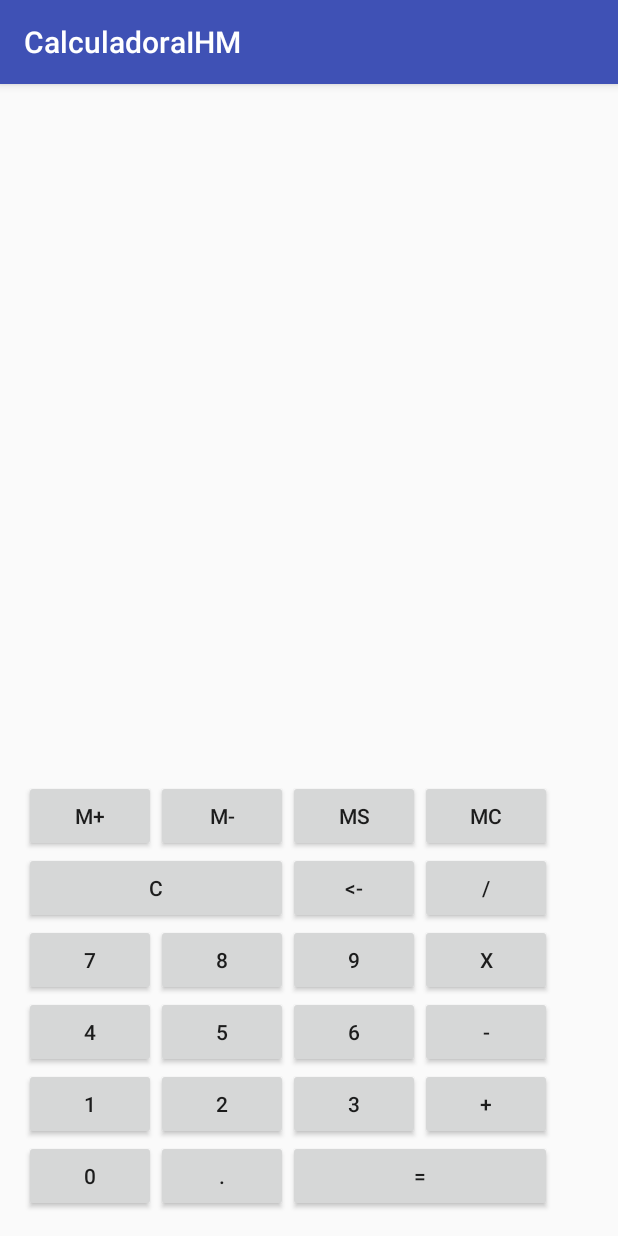
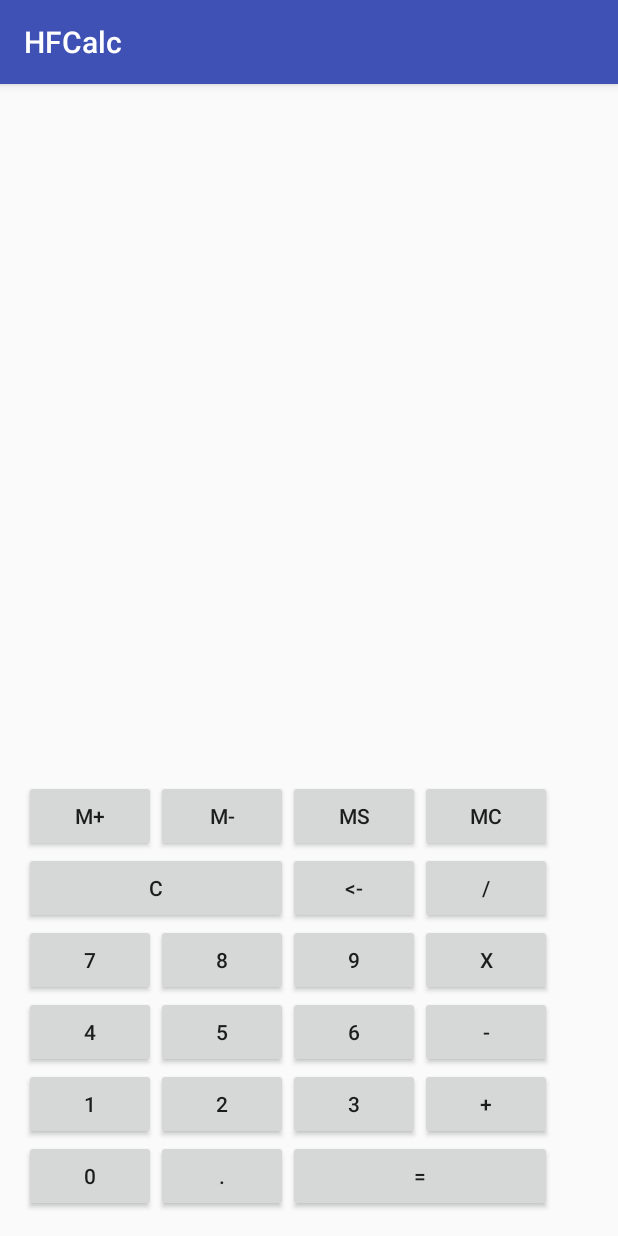
Before and after one commit to HelderFSFerreira/CalculadoraIHM, an Android app: the screen it shows after launch (MainActivity), on a phone screen of 412 x 824 dp. Run offline under Robolectric (Android 15) with nearby library versions, the phone set to English and light mode, and no system bars.

Commit message:
Adicionado o Icon e alterado o nome da calculadora

```diff
--- a/app/src/main/java/com/example/helde/calculadoraihm/MainActivity.java
+++ b/app/src/main/java/com/example/helde/calculadoraihm/MainActivity.java
@@ -31,7 +31,6 @@ public class MainActivity extends AppCompatActivity implements View.OnClickListe
         for (int id : idList) {
             View v = (View) findViewById(id);
             v.setOnClickListener(this);
-            System.out.println(v);
         }
     }
 
--- a/app/src/main/res/layout/activity_main.xml
+++ b/app/src/main/res/layout/activity_main.xml
@@ -55,67 +55,89 @@
         <TableRow
             android:layout_width="match_parent">
             <Button android:id="@+id/btnMMais"
+                android:layout_weight="1"
                 android:text="@string/memoriaMais"/>
             <Button android:id="@+id/btnMMenos"
+                android:layout_weight="1"
                 android:text="@string/mMenos"/>
             <Button android:id="@+id/btnMShow"
+                android:layout_weight="1"
                 android:text="@string/mShow"/>
             <Button android:id="@+id/btnMClean"
+                android:layout_weight="1"
                 android:text="@string/mClean"/>
         </TableRow>
 
         <TableRow>
             <Button android:id="@+id/btnLimpar"
+                android:layout_weight="1"
                 android:layout_span="2"
                 android:text="@string/btnClean"/>
             <Button android:id="@+id/btnApagarCaractere"
+                android:layout_weight="1"
                 android:text="@string/btnBack"/>
 
             <Button android:id="@+id/btnDivisao"
+                android:layout_weight="1"
                 android:text="@string/btnDivide"/>
         </TableRow>
 
         <TableRow>
             <Button android:id="@+id/btnSete"
+                android:layout_weight="1"
                 android:text="@string/btn7"/>
 
             <Button android:id="@+id/btnOito"
+                android:layout_weight="1"
                 android:text="@string/btn8"/>
 
             <Button android:id="@+id/btnNove"
+                android:layout_weight="1"
                 android:text="@string/btn9"/>
 
             <Button android:id="@+id/btnMutilicacao"
+                android:layout_weight="1"
                 android:text="@string/btnMultiplicar"/>
         </TableRow>
 
         <TableRow>
             <Button android:id="@+id/btnQuatro"
+                android:layout_weight="1"
                 android:text="@string/btn4"/>
             <Button android:id="@+id/btnCinco"
+                android:layout_weight="1"
                 android:text="@string/btn5"/>
             <Button android:id="@+id/btnSeis"
+                android:layout_weight="1"
                 android:text="@string/btn6"/>
             <Button android:id="@+id/btnSubtracao"
+                android:layout_weight="1"
                 android:text="@string/btnMenos"/>
         </TableRow>
 
         <TableRow>
             <Button android:id="@+id/btnUm"
+                android:layout_weight="1"
                 android:text="@string/btn1"/>
             <Button android:id="@+id/btnDois"
+                android:layout_weight="1"
                 android:text="@string/btn2"/>
             <Button android:id="@+id/btnTres"
+                android:layout_weight="1"
                 android:text="@string/btn3"/>
             <Button android:id="@+id/btnSoma"
+                android:layout_weight="1"
                 android:text="@string/btnPlus"/>
         </TableRow>
         <TableRow>
             <Button android:id="@+id/btnzero"
+                android:layout_weight="1"
                 android:text="@string/btn0"/>
             <Button android:id="@+id/btnPonto"
+                android:layout_weight="1"
                 android:text="@string/btnDot"/>
             <Button android:id="@+id/btnIgual"
+                android:layout_weight="1"
                 android:text="@string/btnEquals"
                 android:layout_span="2"/>
         </TableRow>
--- a/app/src/main/res/values/strings.xml
+++ b/app/src/main/res/values/strings.xml
@@ -1,5 +1,5 @@
 <resources>
-    <string name="app_name">CalculadoraIHM</string>
+    <string name="app_name">HFCalc</string>
     <string name="Resultado" />
     <string name="mMais">M+</string>
     <string name="mMenos">M-</string>
```
Also changed, not shown: app/src/main/ic_launcher-web.png (added), app/src/main/res/mipmap-hdpi/ic_launcher.png, app/src/main/res/mipmap-mdpi/ic_launcher.png, app/src/main/res/mipmap-xhdpi/ic_launcher.png, app/src/main/res/mipmap-xxhdpi/ic_launcher.png, app/src/main/res/mipmap-xxxhdpi/ic_launcher.png.
